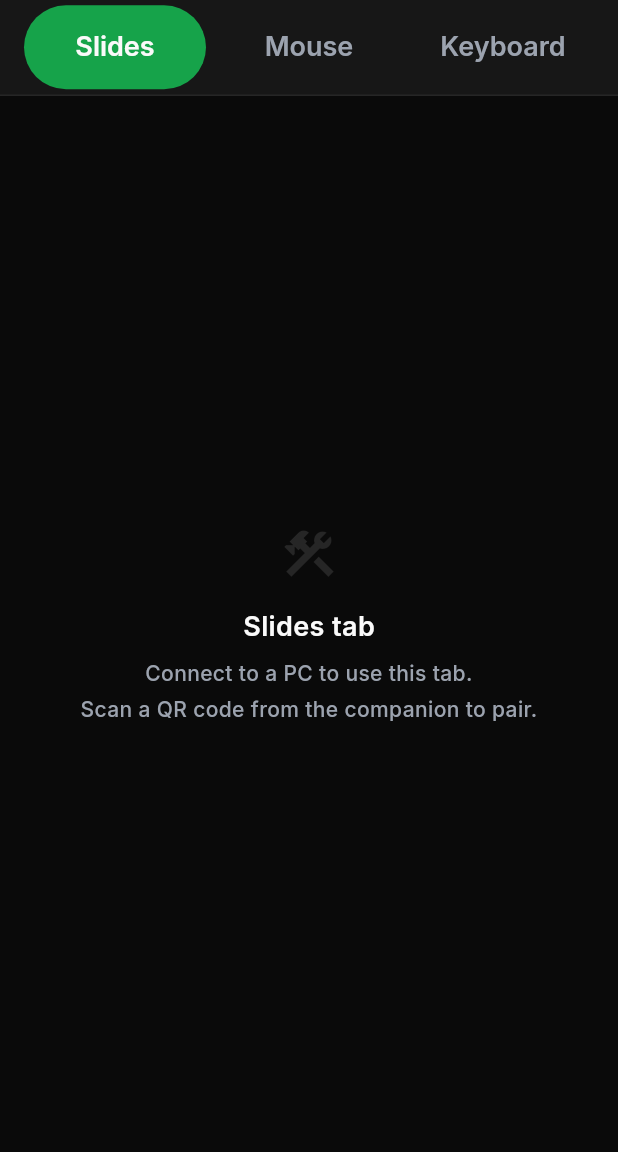
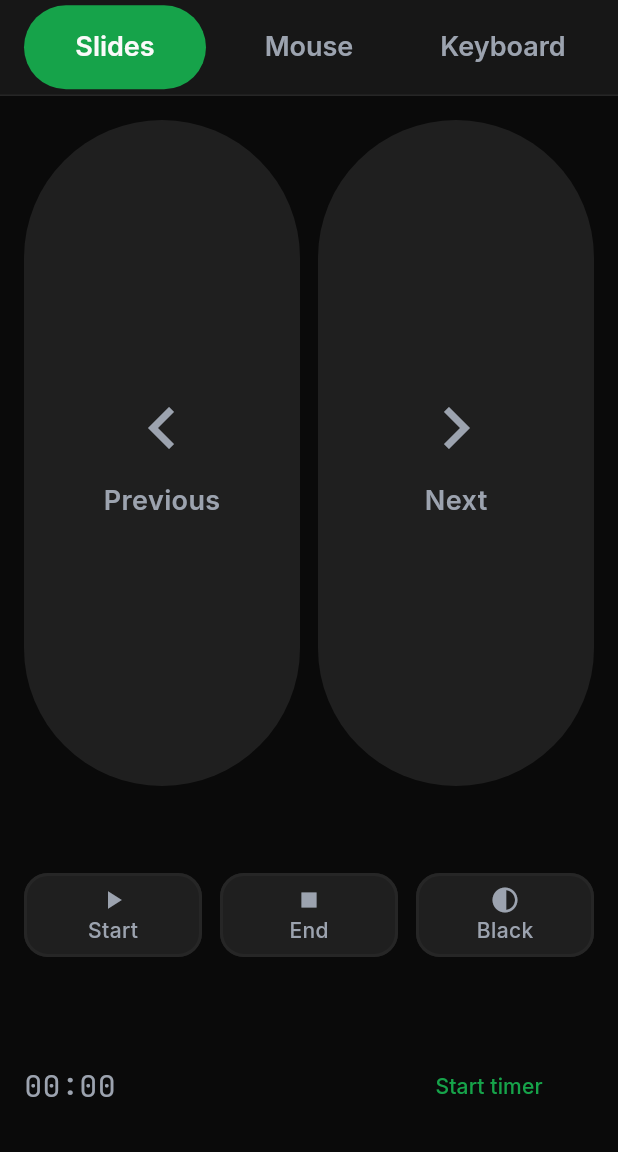
Before and after one commit to umairnadeem18/TapDesk, a Flutter app: the AppShell screen opened directly, on a phone screen of 412 x 824 dp, the part 84-1236 px from its top. Run offline on Flutter 3.47's test engine with Material 3 defaults, Android fonts, the phone set to English and light mode, and no system bars; our stand-ins replace shared_preferences; missing offline and left inert: mobile_scanner; accounts and stored records are empty.

Commit message:
feat(mobile): the Slides tab
Phase 3 tasks 3.2.1 to 3.2.3 and 3.2.5.

Previous and Next take the space in proportion, 72dp tall with no competing
control, because this is the button pressed while walking without looking
down. Start, End and Black sit in a secondary row, outlined rather than
filled so the hierarchy is obvious at a glance.

Every press fires a haptic: the phone is in a pocket-hand at that point and
the buzz is the only confirmation the user gets.

Disabled buttons lose their green border rather than just fading. A faded
green pill still looks pressable, and the design system's rule is that a
disabled control must not look actionable.

The lecture timer is local and runs while disconnected - pacing a lecture
does not need a computer.

sliding_tab_test.dart asserts the literal JSON of every press. The companion
maps slide actions to PageDown/Right-arrow with a fallback, so an action name
that is subtly wrong gives a button that appears to work and does nothing.

One real layout bug found by the tests: the timer button used
Size.fromHeight inside a Row, which asks for infinite width and throws during
layout. Finite width now.

Not done here: volume-key control (3.2.4) needs raw input handling and
belongs with the transport work in Phase 4, so it is deferred rather than
half-built.

flutter analyze clean, 41 tests passing, debug APK builds at 187.6 MB.

```diff
--- /dev/null
+++ b/mobile/lib/screens/slides_tab.dart
@@ -0,0 +1,325 @@
+import 'dart:async';
+
+import 'package:flutter/material.dart';
+import 'package:provider/provider.dart';
+
+import '../theme/tokens.dart';
+import '../transport/event_sink.dart';
+import '../transport/tapdesk_event.dart';
+import '../ui/haptics.dart';
+
+/// The Slides tab: Previous and Next, plus the three secondary actions.
+///
+/// This is the screen a teacher hits dozens of times an hour without looking,
+/// so it is the one where "large, obvious, never surprising" matters most.
+/// Every press fires a haptic — the phone is in a pocket-hand at that point
+/// and the buzz is the only confirmation the user gets.
+class SlidesTab extends StatefulWidget {
+  const SlidesTab({super.key});
+
+  @override
+  State<SlidesTab> createState() => _SlidesTabState();
+}
+
+class _SlidesTabState extends State<SlidesTab> {
+  /// Lecture pacing. Plan task 3.2.5.
+  Timer? _timer;
+  Duration _elapsed = Duration.zero;
+  bool _timerRunning = false;
+
+  @override
+  void dispose() {
+    _timer?.cancel();
+    super.dispose();
+  }
+
+  void _toggleTimer() {
+    setState(() {
+      if (_timerRunning) {
+        _timer?.cancel();
+        _timer = null;
+        _timerRunning = false;
+        _elapsed = Duration.zero;
+      } else {
+        _timerRunning = true;
+        _timer = Timer.periodic(const Duration(seconds: 1), (_) {
+          if (!mounted) return;
+          setState(() => _elapsed += const Duration(seconds: 1));
+        });
+      }
+    });
+    Haptics.tap();
+  }
+
+  @override
+  Widget build(BuildContext context) {
+    final sink = context.watch<EventSink>();
+    final enabled = sink.isReady;
+
+    return Padding(
+      padding: const EdgeInsets.all(TapDeskSpace.s4),
+      child: Column(
+        children: [
+          // Previous and Next get the space, in proportion, with no other
+          // control competing for attention.
+          Expanded(
+            flex: 3,
+            child: Row(
+              children: [
+                Expanded(
+                  child: SlideButton(
+                    enabled: enabled,
+                    icon: Icons.chevron_left,
+                    label: 'Previous',
+                    // A very large target: this is the button pressed while
+                    // walking, without looking down.
+                    onPressed: () => _send(sink, SlideAction.prev),
+                  ),
+                ),
+                const SizedBox(width: TapDeskSpace.s3),
+                Expanded(
+                  child: SlideButton(
+                    enabled: enabled,
+                    icon: Icons.chevron_right,
+                    label: 'Next',
+                    onPressed: () => _send(sink, SlideAction.next),
+                  ),
+                ),
+              ],
+            ),
+          ),
+          const SizedBox(height: TapDeskSpace.s3),
+          Expanded(
+            flex: 1,
+            child: Row(
+              children: [
+                Expanded(
+                  child: SecondarySlideButton(
+                    enabled: enabled,
+                    label: 'Start',
+                    icon: Icons.play_arrow,
+                    onPressed: () => _send(sink, SlideAction.start),
+                  ),
+                ),
+                const SizedBox(width: TapDeskSpace.s3),
+                Expanded(
+                  child: SecondarySlideButton(
+                    enabled: enabled,
+                    label: 'End',
+                    icon: Icons.stop,
+                    onPressed: () => _send(sink, SlideAction.end),
+                  ),
+                ),
+                const SizedBox(width: TapDeskSpace.s3),
+                Expanded(
+                  child: SecondarySlideButton(
+                    enabled: enabled,
+                    label: 'Black',
+                    icon: Icons.contrast,
+                    onPressed: () => _send(sink, SlideAction.blank),
+                  ),
+                ),
+              ],
+            ),
+          ),
+          const SizedBox(height: TapDeskSpace.s3),
+          _TimerBar(
+            running: _timerRunning,
+            elapsed: _elapsed,
+            enabled: enabled,
+            onToggle: _toggleTimer,
+          ),
+        ],
+      ),
+    );
+  }
+
+  void _send(EventSink sink, String action) {
+    Haptics.tap();
+    sink.send(SlideEvent(action));
+  }
+}
+
+/// A big Previous/Next button.
+class SlideButton extends StatelessWidget {
+  const SlideButton({
+    super.key,
+    required this.enabled,
+    required this.icon,
+    required this.label,
+    required this.onPressed,
+  });
+
+  final bool enabled;
+  final IconData icon;
+  final String label;
+  final VoidCallback onPressed;
+
+  @override
+  Widget build(BuildContext context) {
+    return Semantics(
+      button: true,
+      enabled: enabled,
+      // TalkBack users get the action, not the glyph.
+      label: enabled ? label : '$label, unavailable while disconnected',
+      child: Material(
+        color: enabled ? TapDeskColors.primary : TapDeskColors.surfaceElevated,
+        borderRadius: BorderRadius.circular(TapDeskSpace.radiusPill),
+        child: InkWell(
+          borderRadius: BorderRadius.circular(TapDeskSpace.radiusPill),
+          onTap: enabled ? onPressed : null,
+          child: Center(
+            child: Column(
+              mainAxisSize: MainAxisSize.min,
+              children: [
+                Icon(
+                  icon,
+                  // 40 dp per the design system, scaled to whatever height the
+                  // layout gives us.
+                  size: 56,
+                  color: enabled
+                      ? TapDeskColors.text
+                      : TapDeskColors.textMuted,
+                ),
+                const SizedBox(height: TapDeskSpace.s2),
+                Text(
+                  label,
+                  style: TapDeskText.button.copyWith(
+                    color: enabled
+                        ? TapDeskColors.text
+                        : TapDeskColors.textMuted,
+                  ),
+                ),
+              ],
+            ),
+          ),
+        ),
+      ),
+    );
+  }
+}
+
+/// One of the three secondary actions: 56 dp, outlined, less prominent than
+/// Previous/Next but never less tappable.
+class SecondarySlideButton extends StatelessWidget {
+  const SecondarySlideButton({
+    super.key,
+    required this.enabled,
+    required this.label,
+    required this.icon,
+    required this.onPressed,
+  });
+
+  final bool enabled;
+  final String label;
+  final IconData icon;
+  final VoidCallback onPressed;
+
+  @override
+  Widget build(BuildContext context) {
+    return Semantics(
+      button: true,
+      enabled: enabled,
+      label: label,
+      child: Material(
+        color: enabled ? TapDeskColors.surface : TapDeskColors.surfaceElevated,
+        borderRadius: BorderRadius.circular(TapDeskSpace.radiusCard),
+        child: InkWell(
+          borderRadius: BorderRadius.circular(TapDeskSpace.radiusCard),
+          onTap: enabled ? onPressed : null,
+          child: Container(
+            height: TapDeskSpace.minTouchTarget,
+            alignment: Alignment.center,
+            // The green border is what makes these look actionable, so a
+            // disabled button loses it rather than just fading.
+            decoration: BoxDecoration(
+              borderRadius: BorderRadius.circular(TapDeskSpace.radiusCard),
+              border: Border.all(
+                color: enabled
+                    ? TapDeskColors.primary
+                    : TapDeskColors.divider,
+                width: TapDeskSpace.borderWidth,
+              ),
+            ),
+            child: Column(
+              mainAxisSize: MainAxisSize.min,
+              children: [
+                Icon(
+                  icon,
+                  size: 20,
+                  color: enabled
+                      ? TapDeskColors.primary
+                      : TapDeskColors.textMuted,
+                ),
+                Text(
+                  label,
+                  style: TapDeskText.label.copyWith(
+                    color: enabled
+                        ? TapDeskColors.primary
+                        : TapDeskColors.textMuted,
+                  ),
+                ),
+              ],
+            ),
+          ),
+        ),
+      ),
+    );
+  }
+}
+
+/// The lecture timer (plan task 3.2.5).
+///
+/// Local only — it paces the speaker, it is not sent to the PC. It runs even
+/// while disconnected, because pacing a lecture does not need a computer.
+class _TimerBar extends StatelessWidget {
+  const _TimerBar({
+    required this.running,
+    required this.elapsed,
+    required this.enabled,
+    required this.onToggle,
+  });
+
+  final bool running;
+  final Duration elapsed;
+  final bool enabled;
+  final VoidCallback onToggle;
+
+  @override
+  Widget build(BuildContext context) {
+    final minutes = elapsed.inMinutes;
+    final seconds = elapsed.inSeconds % 60;
+    final text = '${minutes.toString().padLeft(2, '0')}:'
+        '${seconds.toString().padLeft(2, '0')}';
+
+    return SizedBox(
+      height: TapDeskSpace.minTouchTarget,
+      child: Row(
+        children: [
+          Expanded(
+            child: Text(
+              text,
+              // Monospace so the digits do not jitter as they change width.
+              style: TapDeskText.monoText.copyWith(
+                fontSize: 20,
+                color: running
+                    ? TapDeskColors.highlight
+                    : TapDeskColors.textMuted,
+              ),
+            ),
+          ),
+          TextButton(
+            onPressed: onToggle,
+            style: TextButton.styleFrom(
+              foregroundColor: TapDeskColors.primary,
+              // A finite width, not Size.fromHeight - inside a Row that would
+              // ask for infinite width and throw during layout.
+              minimumSize: const Size(140, TapDeskSpace.minTouchTarget),
+            ),
+            child: Text(running ? 'Stop timer' : 'Start timer'),
+          ),
+        ],
+      ),
+    );
+  }
+}
--- a/mobile/lib/ui/app_shell.dart
+++ b/mobile/lib/ui/app_shell.dart
@@ -2,6 +2,7 @@ import 'package:flutter/material.dart';
 import 'package:provider/provider.dart';
 
 import '../state/connection_controller.dart';
+import '../screens/slides_tab.dart';
 import '../state/pairing_store.dart';
 import '../theme/tokens.dart';
 import 'connection_indicators.dart';
@@ -57,12 +58,19 @@ class _AppShellState extends State<AppShell> {
             child: IndexedStack(
               index: _index,
               children: [
-                for (final name in _tabs)
-                  _TabPlaceholder(
-                    name: name,
-                    enabled: enabled,
-                    status: info.status,
-                  ),
+                // Slides is built. Mouse and Keyboard land next; each replaces
+                // one placeholder, so the shell never changes shape again.
+                const SlidesTab(),
+                _TabPlaceholder(
+                  name: 'Mouse',
+                  enabled: enabled,
+                  status: info.status,
+                ),
+                _TabPlaceholder(
+                  name: 'Keyboard',
+                  enabled: enabled,
+                  status: info.status,
+                ),
               ],
             ),
           ),
```
Also changed, not shown: 2 other files.
